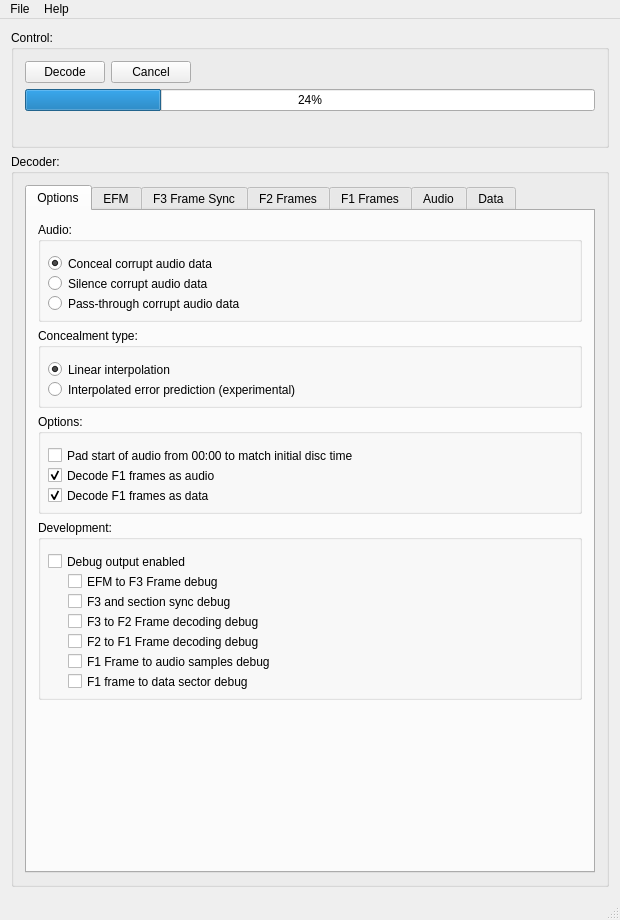
Old version of the form tools/ld-process-efm/mainwindow.ui in the repository happycube/ld-decode.
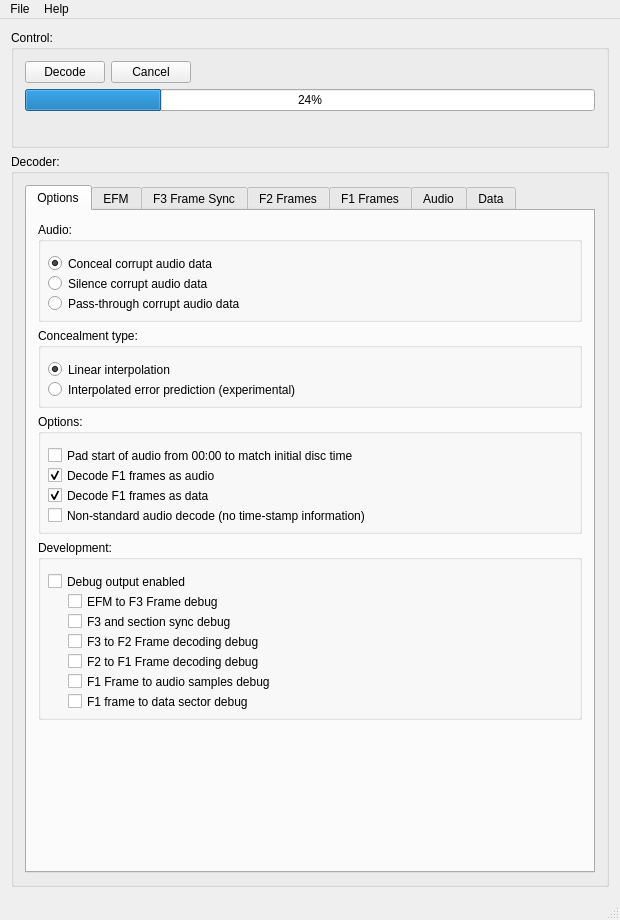
New version of the form. The open tabs and pages were chosen to show the change. Icons and pictures are not drawn.

Commit message: Fix to ld-process-efm to handle non-standard discs that do not contain time-stamps in the EFM

The edit to the form file:
```diff
--- a/tools/ld-process-efm/mainwindow.ui
+++ b/tools/ld-process-efm/mainwindow.ui
@@ -219,7 +219,7 @@
                <property name="minimumSize">
                 <size>
                  <width>0</width>
-                 <height>100</height>
+                 <height>120</height>
                 </size>
                </property>
                <property name="title">
@@ -270,6 +270,19 @@
                  <bool>true</bool>
                 </property>
                </widget>
+               <widget class="QCheckBox" name="options_noTimeStamp_checkBox">
+                <property name="geometry">
+                 <rect>
+                  <x>10</x>
+                  <y>90</y>
+                  <width>511</width>
+                  <height>23</height>
+                 </rect>
+                </property>
+                <property name="text">
+                 <string>Non-standard audio decode (no time-stamp information)</string>
+                </property>
+               </widget>
               </widget>
              </item>
              <item>
```
Left out of the diff: 2 changed lines with no effect on the pictures. The commit also changes 7 other files.
